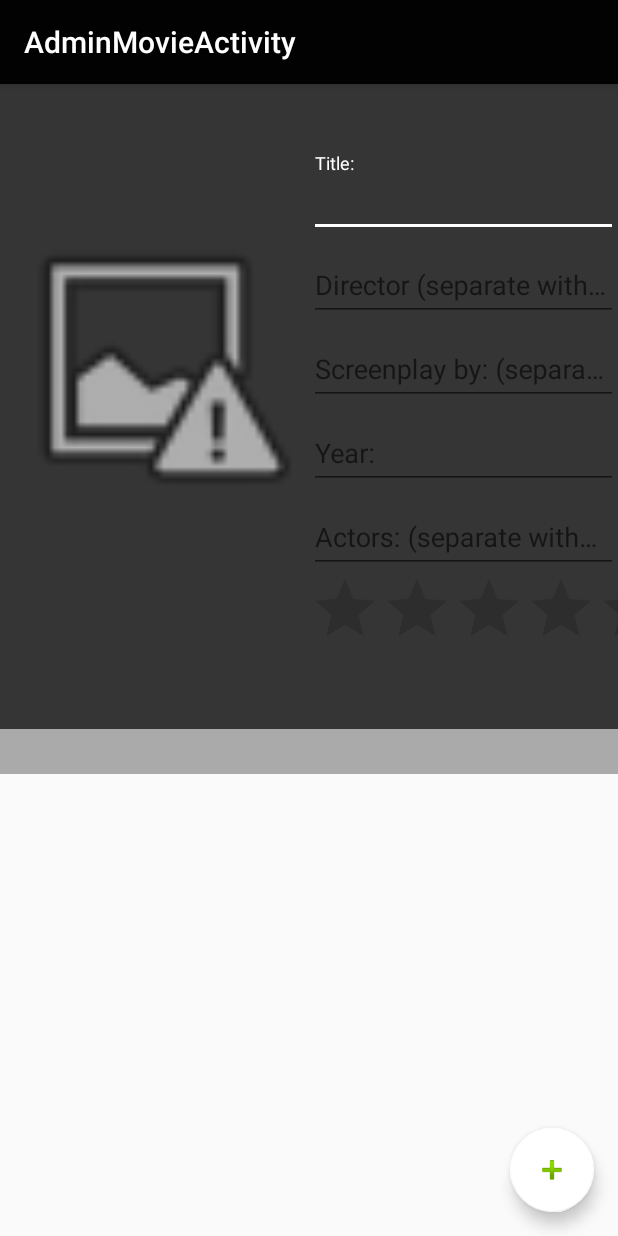
After one commit to rrsegnini/Requerimientos-Cines35mm, an Android app: the AdminMovieActivity screen opened directly, with no data from a screen before it, on a phone screen of 412 x 824 dp. The commit adds this screen. Run offline under Robolectric (Android 15) with nearby library versions, the phone set to English and light mode, and no system bars; libraries missing offline, so code that uses them is left out: pl.aprilapps.easyphotopicker.

Commit message:
Admin Add Movie Activity

```diff
--- a/app/build.gradle
+++ b/app/build.gradle
@@ -19,6 +19,7 @@ android {
 }
 
 dependencies {
+    compile 'com.github.jkwiecien:EasyImage:1.3.1'
     compile 'com.microsoft.azure:azure-mobile-android:3.0'
     implementation fileTree(dir: 'libs', include: ['*.jar'])
     implementation 'com.android.support:appcompat-v7:26.1.0'
@@ -28,3 +29,9 @@ dependencies {
     androidTestImplementation 'com.android.support.test:runner:1.0.2'
     androidTestImplementation 'com.android.support.test.espresso:espresso-core:3.0.2'
 }
+
+configurations.all {
+    resolutionStrategy {
+        force 'com.android.support:support-annotations:23.1.1'
+    }
+}
--- a/app/src/main/AndroidManifest.xml
+++ b/app/src/main/AndroidManifest.xml
@@ -30,6 +30,10 @@
         <activity
             android:name=".MDetailActivity"
             android:label="@string/title_activity_mdetail"
+            android:theme="@style/AppTheme.NoActionBar" />
+        <activity
+            android:name="cr.ac.tec.ec.admin.AdminMovieActivity"
+            android:label="@string/title_activity_admin_movie"
             android:theme="@style/AppTheme.NoActionBar"></activity>
     </application>
 
--- /dev/null
+++ b/app/src/main/java/cr/ac/tec/ec/admin/AdminMovieActivity.java
@@ -0,0 +1,44 @@
+package cr.ac.tec.ec.admin;
+
+import android.os.Bundle;
+import android.support.design.widget.FloatingActionButton;
+import android.support.design.widget.Snackbar;
+import android.support.v7.app.AppCompatActivity;
+import android.support.v7.widget.Toolbar;
+import android.view.View;
+
+import cr.ac.tec.ec.cines35mm.R;
+import pl.aprilapps.easyphotopicker.EasyImage;
+import pl.aprilapps.easyphotopicker.EasyImageConfig;
+
+public class AdminMovieActivity extends AppCompatActivity {
+
+    @Override
+    protected void onCreate(Bundle savedInstanceState) {
+        super.onCreate(savedInstanceState);
+        setContentView(R.layout.activity_admin_movie);
+        Toolbar toolbar = (Toolbar) findViewById(R.id.toolbar);
+        setSupportActionBar(toolbar);
+
+        FloatingActionButton fab = (FloatingActionButton) findViewById(R.id.fab);
+        fab.setOnClickListener(new View.OnClickListener() {
+            @Override
+            public void onClick(View view) {
+                Snackbar.make(view, "Replace with your own action", Snackbar.LENGTH_LONG)
+                        .setAction("Action", null).show();
+            }
+        });
+
+
+
+
+        findViewById(R.id.detail_imgPoster).setOnClickListener(new View.OnClickListener() {
+            @Override
+            public void onClick(View view) {
+                EasyImage.openGallery(AdminMovieActivity.this,
+                        EasyImageConfig.REQ_PICK_PICTURE_FROM_GALLERY);
+            }
+        });
+    }
+
+}
--- a/app/src/main/java/cr/ac/tec/ec/cines35mm/LoginActivity.java
+++ b/app/src/main/java/cr/ac/tec/ec/cines35mm/LoginActivity.java
@@ -42,6 +42,7 @@ import com.microsoft.windowsazure.mobileservices.http.ServiceFilterResponse;
 import com.microsoft.windowsazure.mobileservices.table.TableOperationCallback;
 import com.microsoft.windowsazure.mobileservices.table.TableQueryCallback;
 
+import cr.ac.tec.ec.admin.AdminMovieActivity;
 import cr.ac.tec.ec.domain.Género;
 import cr.ac.tec.ec.domain.ListaFavoritas;
 import cr.ac.tec.ec.domain.ListaPelículas;
@@ -311,6 +312,7 @@ public class LoginActivity extends AppCompatActivity implements LoaderCallbacks<
             mAuthTask.execute((Void) null);
 
             Intent mainScreen = new Intent(this, MainActivity.class);
+            //Intent mainScreen = new Intent(this, AdminMovieActivity.class);
             startActivity(mainScreen);
         }
     }
--- /dev/null
+++ b/app/src/main/res/layout/activity_admin_movie.xml
@@ -0,0 +1,33 @@
+<?xml version="1.0" encoding="utf-8"?>
+<android.support.design.widget.CoordinatorLayout xmlns:android="http://schemas.android.com/apk/res/android"
+    xmlns:app="http://schemas.android.com/apk/res-auto"
+    xmlns:tools="http://schemas.android.com/tools"
+    android:layout_width="match_parent"
+    android:layout_height="match_parent"
+    tools:context="cr.ac.tec.ec.admin.AdminMovieActivity">
+
+    <android.support.design.widget.AppBarLayout
+        android:layout_width="match_parent"
+        android:layout_height="wrap_content"
+        android:theme="@style/AppTheme.AppBarOverlay">
+
+        <android.support.v7.widget.Toolbar
+            android:id="@+id/toolbar"
+            android:layout_width="match_parent"
+            android:layout_height="?attr/actionBarSize"
+            android:background="?attr/colorPrimary"
+            app:popupTheme="@style/AppTheme.PopupOverlay" />
+
+    </android.support.design.widget.AppBarLayout>
+
+    <include layout="@layout/content_admin_movie" />
+
+    <android.support.design.widget.FloatingActionButton
+        android:id="@+id/fab"
+        android:layout_width="wrap_content"
+        android:layout_height="wrap_content"
+        android:layout_gravity="bottom|end"
+        android:layout_margin="@dimen/fab_margin"
+        app:srcCompat="@android:drawable/ic_input_add" />
+
+</android.support.design.widget.CoordinatorLayout>
--- /dev/null
+++ b/app/src/main/res/layout/content_admin_movie.xml
@@ -0,0 +1,134 @@
+<?xml version="1.0" encoding="utf-8"?>
+<android.support.constraint.ConstraintLayout xmlns:android="http://schemas.android.com/apk/res/android"
+    xmlns:app="http://schemas.android.com/apk/res-auto"
+    xmlns:tools="http://schemas.android.com/tools"
+    android:layout_width="match_parent"
+    android:layout_height="match_parent"
+    app:layout_behavior="@string/appbar_scrolling_view_behavior"
+    tools:context="cr.ac.tec.ec.admin.AdminMovieActivity"
+    tools:showIn="@layout/activity_admin_movie">
+
+    <ScrollView
+        android:layout_width="match_parent"
+        android:layout_height="match_parent">
+
+        <RelativeLayout
+            android:layout_width="match_parent"
+            android:layout_height="wrap_content">
+
+            <LinearLayout
+                android:layout_width="match_parent"
+                android:layout_height="match_parent"
+                android:background="@android:color/darker_gray"
+                android:orientation="vertical">
+
+                <LinearLayout
+                    android:layout_width="match_parent"
+                    android:layout_height="430dp"
+                    android:background="@color/colorPrimaryDark"
+                    android:orientation="horizontal">
+
+                    <ImageView
+                        android:id="@+id/detail_imgPoster"
+                        android:layout_width="match_parent"
+                        android:layout_height="377dp"
+                        android:layout_weight="1"
+                        app:srcCompat="@android:drawable/ic_menu_report_image" />
+
+                    <LinearLayout
+                        android:layout_width="match_parent"
+                        android:layout_height="match_parent"
+                        android:layout_weight="1"
+                        android:gravity="center"
+                        android:orientation="vertical">
+
+                        <android.support.design.widget.TextInputLayout
+                            android:id="@+id/detail_tilTitle"
+                            android:layout_width="match_parent"
+                            android:layout_height="wrap_content">
+
+                            <android.support.design.widget.TextInputEditText
+                                android:id="@+id/detail_txtTitle"
+                                android:layout_width="match_parent"
+                                android:layout_height="wrap_content"
+                                android:hint="@string/Title"
+                                android:textColor="@color/colorAccent" />
+                        </android.support.design.widget.TextInputLayout>
+
+                        <android.support.design.widget.TextInputLayout
+                            android:id="@+id/detail_tilDirector"
+                            android:layout_width="match_parent"
+                            android:layout_height="wrap_content">
+
+                            <android.support.design.widget.TextInputEditText
+                                android:id="@+id/detail_txtDirector"
+                                android:layout_width="match_parent"
+                                android:layout_height="wrap_content"
+                                android:hint="@string/adminDirector"
+                                android:textColor="@color/colorAccent" />
+                        </android.support.design.widget.TextInputLayout>
+
+                        <android.support.design.widget.TextInputLayout
+                            android:id="@+id/detail_tilScreenplay"
+                            android:layout_width="match_parent"
+                            android:layout_height="wrap_content">
+
+                            <android.support.design.widget.TextInputEditText
+                                android:id="@+id/detail_txtScreenplay"
+                                android:layout_width="match_parent"
+                                android:layout_height="wrap_content"
+                                android:hint="@string/adminScreenplay"
+                                android:textColor="@color/colorAccent" />
+                        </android.support.design.widget.TextInputLayout>
+
+                        <android.support.design.widget.TextInputLayout
+                            android:id="@+id/detail_tilYear"
+                            android:layout_width="match_parent"
+                            android:layout_height="wrap_content">
+
+                            <android.support.design.widget.TextInputEditText
+                                android:id="@+id/detail_txtYear"
+                                android:layout_width="match_parent"
+                                android:layout_height="wrap_content"
+                                android:hint="@string/Year"
+                                android:textColor="@color/colorAccent" />
+
+                        </android.support.design.widget.TextInputLayout>
+
+                        <android.support.design.widget.TextInputLayout
+                            android:id="@+id/detail_tilActors"
+                            android:layout_width="match_parent"
+                            android:layout_height="wrap_content">
+
+                            <android.support.design.widget.TextInputEditText
+                                android:id="@+id/detail_txtActors"
+                                android:layout_width="match_parent"
+                                android:layout_height="wrap_content"
+                                android:hint="@string/adminActors"
+                                android:textColor="@color/colorAccent" />
+
+                        </android.support.design.widget.TextInputLayout>
+
+                        <RatingBar
+                            android:id="@+id/detail_barRating"
+                            android:layout_width="wrap_content"
+                            android:layout_height="wrap_content"
+                            android:isIndicator="false"
+                            android:numStars="5"
+                            android:stepSize="0.5" />
+                    </LinearLayout>
+
+                </LinearLayout>
+
+                <Space
+                    android:layout_width="match_parent"
+                    android:layout_height="30dp"
+                    android:background="@color/colorPrimary"
+                    android:backgroundTint="@color/colorPrimary"
+                    android:foreground="@color/colorPrimary" />
+
+            </LinearLayout>
+        </RelativeLayout>
+
+    </ScrollView>
+</android.support.constraint.ConstraintLayout>
--- a/app/src/main/res/values/strings.xml
+++ b/app/src/main/res/values/strings.xml
@@ -118,4 +118,8 @@
     <string name="Search">Search...</string>
     <string name="title_activity_mdetail">MDetailActivity</string>
     <string name="search">Search movie...</string>
+    <string name="title_activity_admin_movie">AdminMovieActivity</string>
+    <string name="adminDirector">Director (separate with \";\")</string>
+    <string name="adminScreenplay">Screenplay by: (separate with \";\")</string>
+    <string name="adminActors">Actors: (separate with \";\")</string>
 </resources>
--- a/build.gradle
+++ b/build.gradle
@@ -19,6 +19,9 @@ allprojects {
     repositories {
         google()
         jcenter()
+        maven {
+            url "https://jitpack.io"
+        }
     }
 }
 
```
